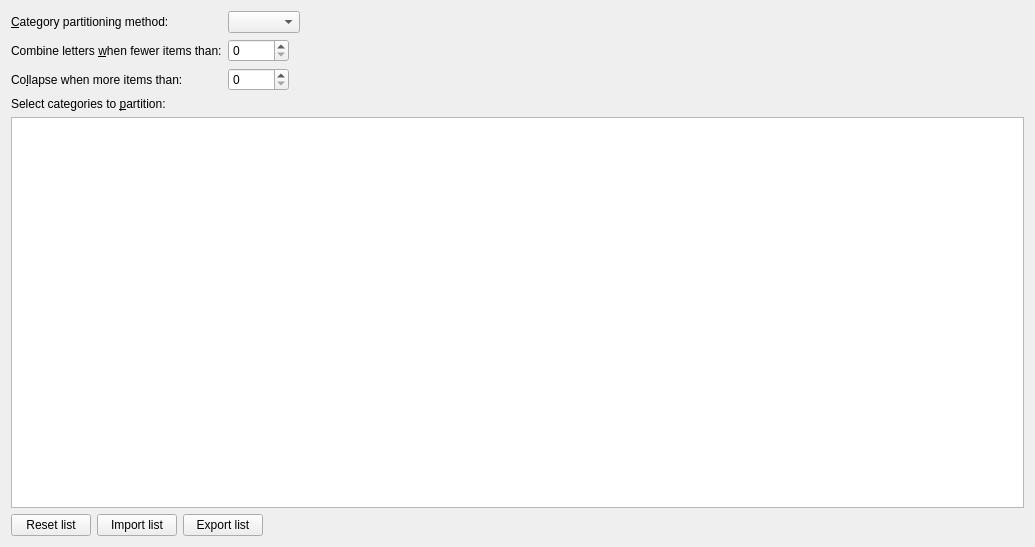
The window that src/calibre/gui2/preferences/look_feel_tabs/tb_partitioning.ui (kovidgoyal/calibre) describes before a commit, drawn with Qt 5.
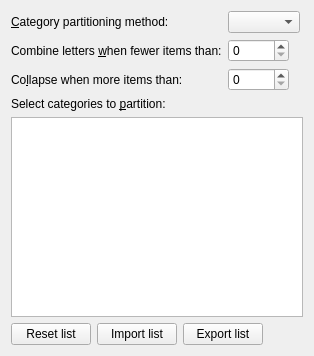
The same window after the commit.

The edit to the form file:
```diff
--- a/src/calibre/gui2/preferences/look_feel_tabs/tb_partitioning.ui
+++ b/src/calibre/gui2/preferences/look_feel_tabs/tb_partitioning.ui
@@ -2,17 +2,6 @@
 <ui version="4.0">
  <class>Form</class>
  <widget class="QWidget" name="Form">
-  <property name="geometry">
-   <rect>
-    <x>0</x>
-    <y>0</y>
-    <width>1035</width>
-    <height>547</height>
-   </rect>
-  </property>
-  <property name="windowTitle">
-   <string>Form</string>
-  </property>
   <layout class="QVBoxLayout" name="verticalLayout_4">
    <item>
     <layout class="QGridLayout" name="gridLayout_10">
```
